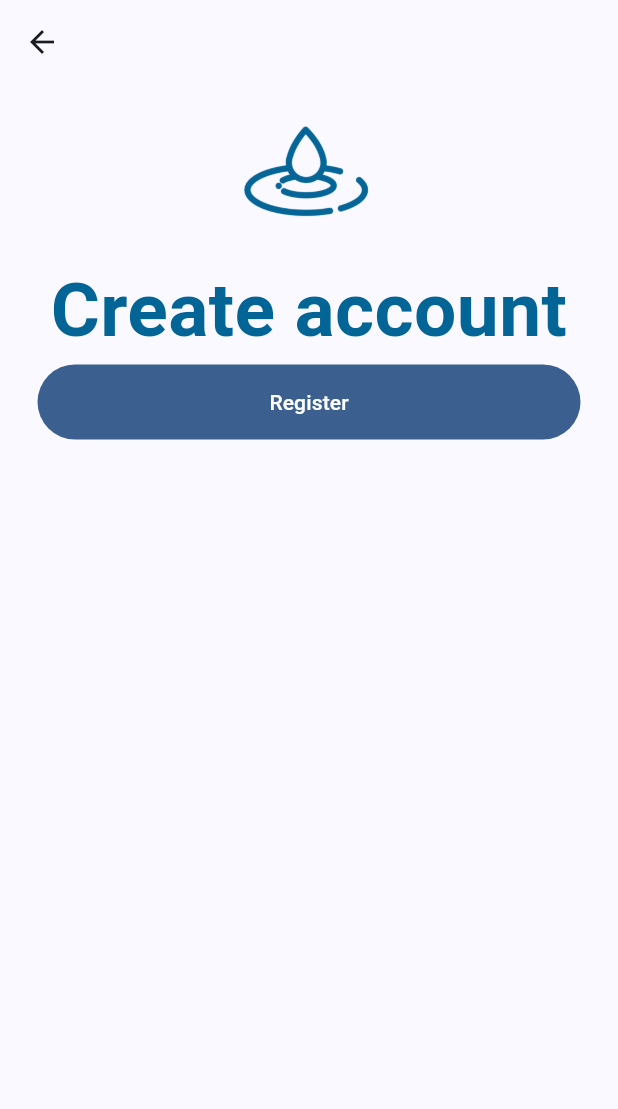
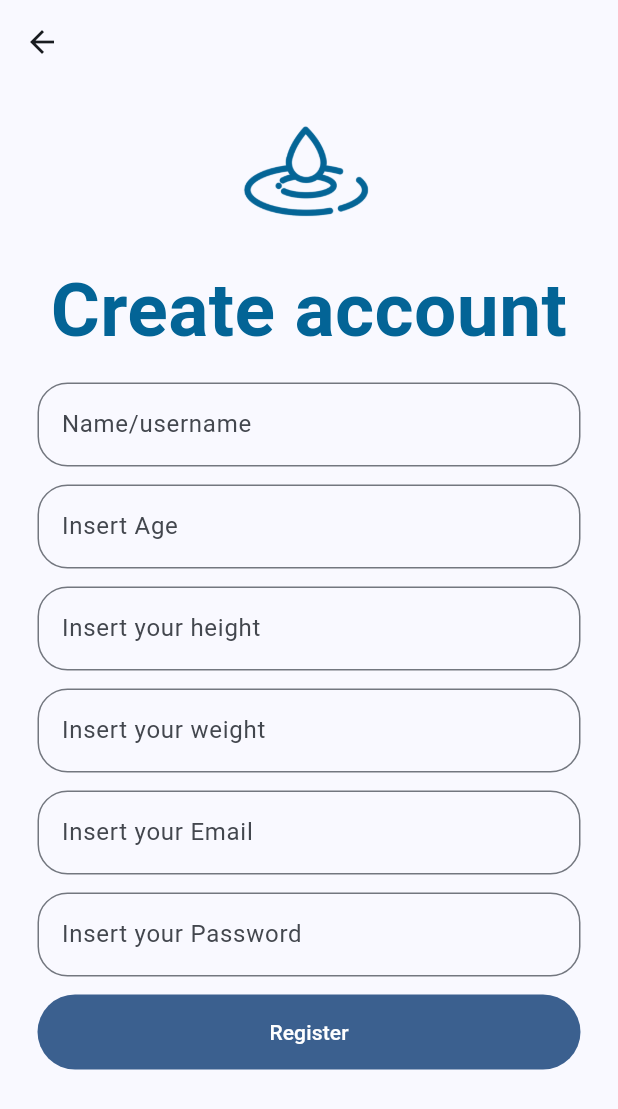
Before and after one commit to bot-fonseca/SipSync, a Flutter app: the RegisterPage screen opened directly, on a phone screen of 412 x 824 dp. Shown: the top 1109 px of the screen. Run offline on Flutter 3.47's test engine with Material 3 defaults, Android fonts, the phone set to English and light mode, and no system bars; our stand-ins replace lottie, shared_preferences; accounts and stored records are empty.

Commit message:
Register Page modificationss

```diff
--- a/sipsync/lib/views/pages/register_page.dart
+++ b/sipsync/lib/views/pages/register_page.dart
@@ -4,8 +4,6 @@ import 'package:sipsync/views/widgets/hero_widget.dart';
 
 class RegisterPage extends StatelessWidget {
   const RegisterPage({super.key});
-
-
 
   @override
   Widget build(BuildContext context) {
@@ -17,7 +15,73 @@ class RegisterPage extends StatelessWidget {
           child: Column(
             children: [
               SizedBox(width: 400, child: HeroWidget(title: 'Create account')),
-
+              SizedBox(height: 12),
+              TextField(
+                // controller: controllerEmail,
+                decoration: InputDecoration(
+                  border: OutlineInputBorder(
+                    borderRadius: BorderRadius.circular(20),
+                  ),
+                  hintText: 'Name/username',
+                ),
+                // onEditingComplete: () => setState(() {}),
+              ),
+              SizedBox(height: 12),
+              TextField(
+                // controller: controllerEmail,
+                decoration: InputDecoration(
+                  border: OutlineInputBorder(
+                    borderRadius: BorderRadius.circular(20),
+                  ),
+                  hintText: 'Insert Age',
+                ),
+                // onEditingComplete: () => setState(() {}),
+              ),
+              SizedBox(height: 12),
+              TextField(
+                // controller: controllerEmail,
+                decoration: InputDecoration(
+                  border: OutlineInputBorder(
+                    borderRadius: BorderRadius.circular(20),
+                  ),
+                  hintText: 'Insert your height',
+                ),
+                // onEditingComplete: () => setState(() {}),
+              ),
+              SizedBox(height: 12),
+              TextField(
+                // controller: controllerEmail,
+                decoration: InputDecoration(
+                  border: OutlineInputBorder(
+                    borderRadius: BorderRadius.circular(20),
+                  ),
+                  hintText: 'Insert your weight',
+                ),
+                // onEditingComplete: () => setState(() {}),
+              ),
+              SizedBox(height: 12),
+              TextField(
+                // controller: controllerEmail,
+                decoration: InputDecoration(
+                  border: OutlineInputBorder(
+                    borderRadius: BorderRadius.circular(20),
+                  ),
+                  hintText: 'Insert your Email',
+                ),
+                // onEditingComplete: () => setState(() {}),
+              ),
+              SizedBox(height: 12),
+              TextField(
+                // controller: controllerEmail,
+                decoration: InputDecoration(
+                  border: OutlineInputBorder(
+                    borderRadius: BorderRadius.circular(20),
+                  ),
+                  hintText: 'Insert your Password',
+                ),
+                // onEditingComplete: () => setState(() {}),
+              ),
+              SizedBox(height: 12),
               FilledButton(
                 onPressed: () {
                   Navigator.push(
```
Lines whose indentation alone changed are shown as unchanged.
